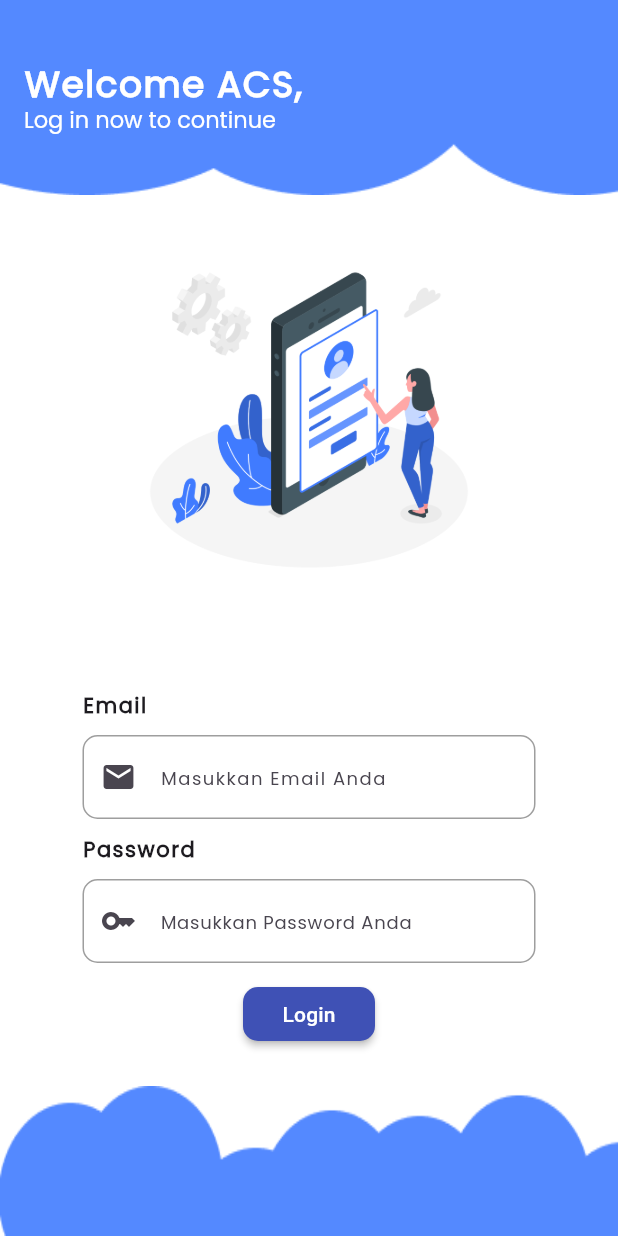
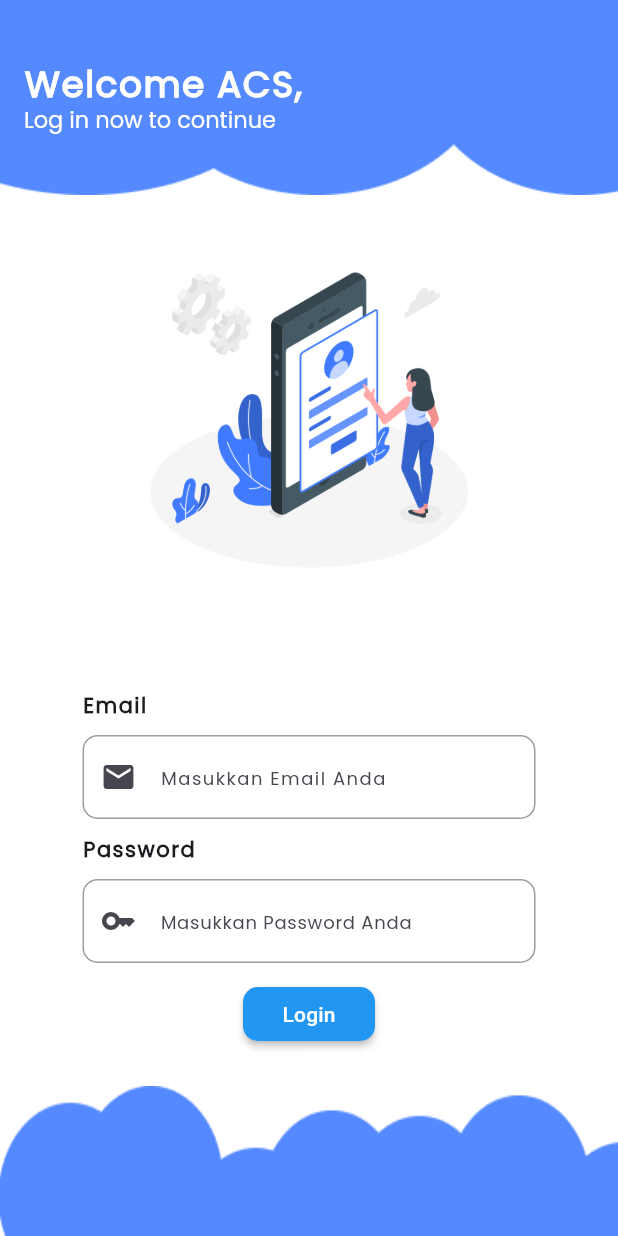
Before and after one commit to Syaha-Creator/acsv2, a Flutter app: the screen it shows after launch, on a phone screen of 412 x 824 dp. Run offline on Flutter 3.47's test engine with Material 3 defaults, Android fonts, the phone set to English and light mode, and no system bars.

Commit message:
Change color button

```diff
--- a/lib/login.dart
+++ b/lib/login.dart
@@ -154,7 +154,7 @@ class _LoginState extends State<Login> {
                                   alignment: Alignment.center,
                                   child: MaterialButton(
                                     onPressed: () {},
-                                    color: Colors.indigo,
+                                    color: Colors.blue,
                                     shape: RoundedRectangleBorder(
                                       borderRadius: BorderRadius.all(
                                         Radius.circular(10),
```
